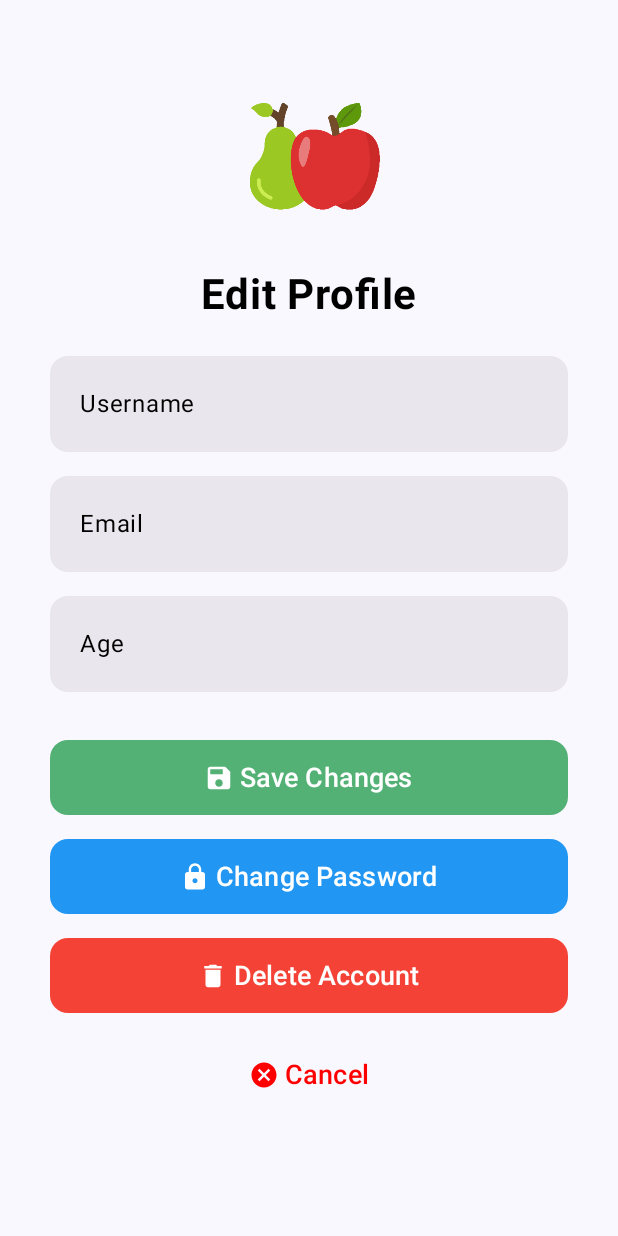
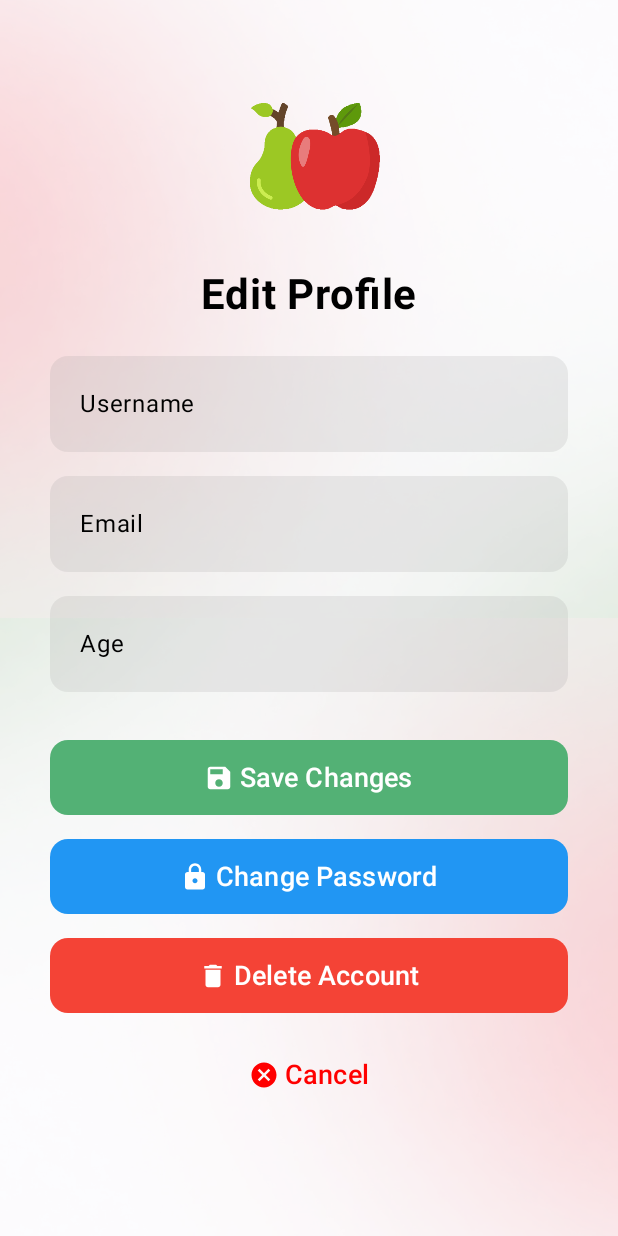
Before and after one commit to Santiago0930/Tesis, an Android app built with Jetpack Compose: the EditUserInfoActivity screen opened directly, with no data from a screen before it, on a phone screen of 412 x 824 dp. Run offline under Robolectric (Android 15) with nearby library versions, the light colour scheme and no system bars; Roboto replaces fonts that are not available here.

Commit message:
EditUserInfoActivity: Added background image with reduced opacity and adjusted layout
- Added a background image to `EditUserInfoActivity` using `Box` and `Image`.
- Set the background image to `R.drawable.bg`.
- Reduced the background image's opacity to 0.7 using `graphicsLayer`.
- Configured `contentScale` to `ContentScale.Crop`.
- Adjusted the layout to place `ChangePasswordScreen` or `EditProfileScreen` on top of the background image.

```diff
--- a/app/src/main/java/com/example/frutti/EditUserInfoActivity.kt
+++ b/app/src/main/java/com/example/frutti/EditUserInfoActivity.kt
@@ -21,6 +21,7 @@ import androidx.compose.runtime.*
 import androidx.compose.ui.Alignment
 import androidx.compose.ui.Modifier
 import androidx.compose.ui.graphics.Color
+import androidx.compose.ui.graphics.graphicsLayer
 import androidx.compose.ui.layout.ContentScale
 import androidx.compose.ui.platform.LocalContext
 import androidx.compose.ui.res.painterResource
@@ -74,7 +75,18 @@ fun EditUserInfoScreen() {
         activity?.finish() // Finish the current activity
     }
 
+    // Background Image
+    Box(modifier = Modifier.fillMaxSize()) {
+        Image(
+            painter = painterResource(id = R.drawable.bg),
+            contentDescription = "Background",
+            modifier = Modifier
+                .fillMaxSize()
+                .graphicsLayer(alpha = 0.7f),
+            contentScale = ContentScale.Crop
+        )
 
+        // Content laid out on top of the background
         if (showPasswordScreen) {
             ChangePasswordScreen(onBack = { showPasswordScreen = false })
         } else {
@@ -82,6 +94,7 @@ fun EditUserInfoScreen() {
                 onPasswordChangeClick = { showPasswordScreen = true },
                 onBackClick = navigateBackToHome as () -> Unit // Pass the navigation action
             )
+        }
     }
 }
 
```
Lines whose indentation alone changed are shown as unchanged.
